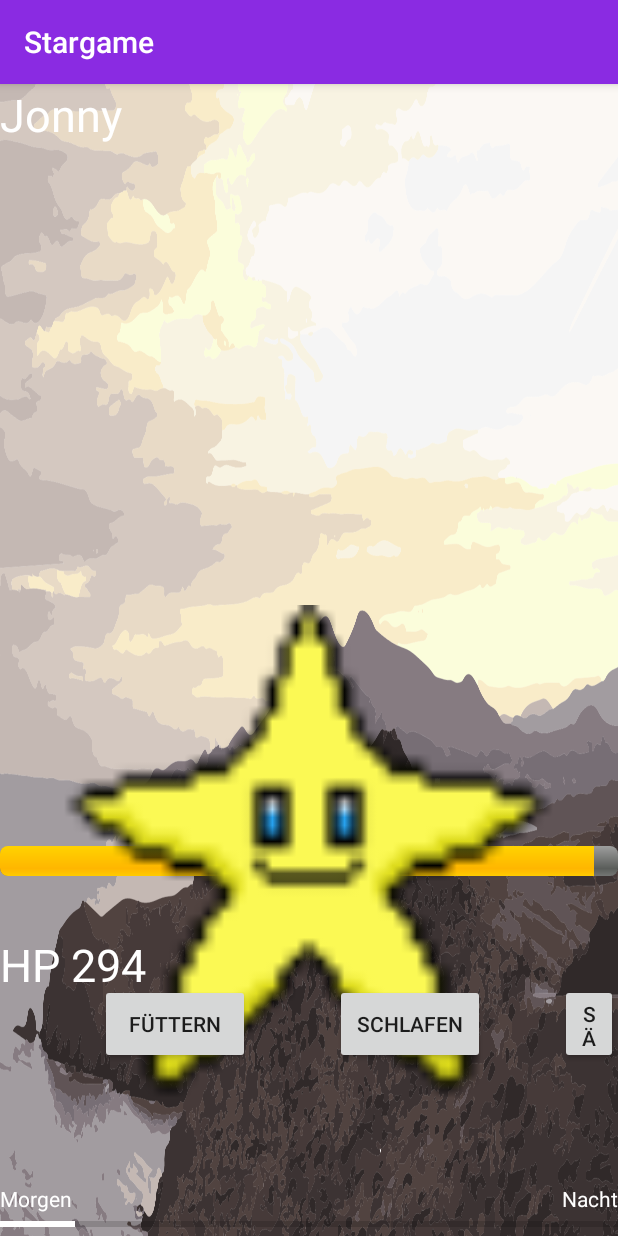
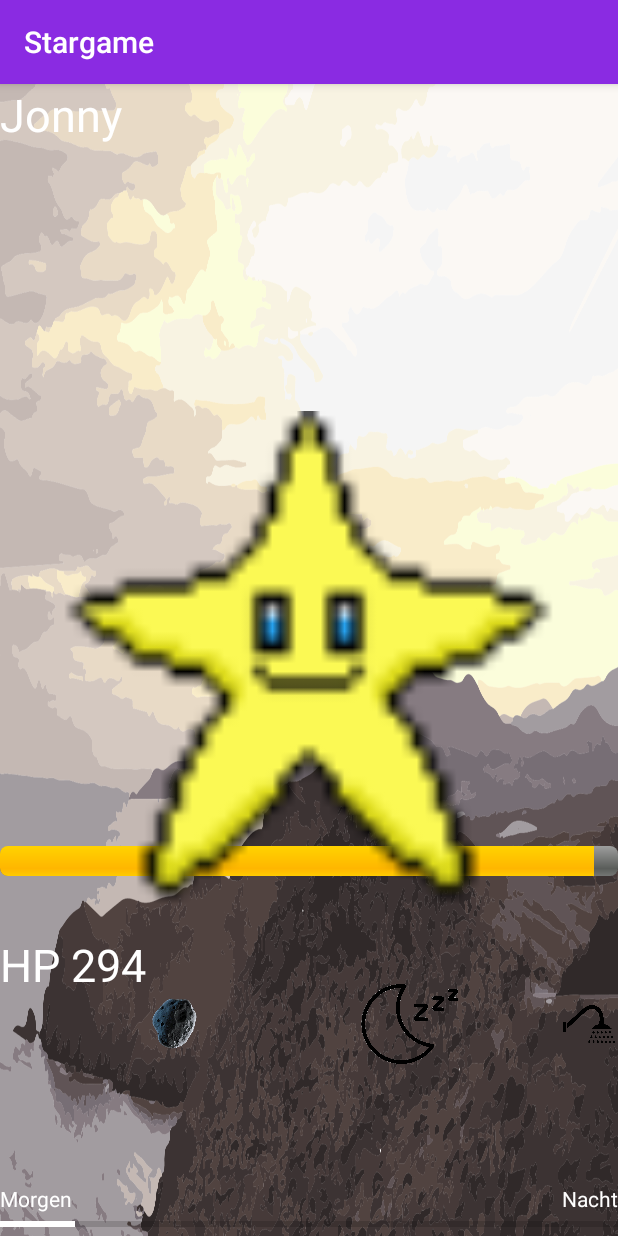
Before and after one commit to dennisbuckel/GameStar, an Android app: the GameActivity screen opened directly, with no data from a screen before it, on a phone screen of 412 x 824 dp. Run offline under Robolectric (Android 15) with nearby library versions, the phone set to English and light mode, and no system bars; Roboto replaces fonts that are not available here.

Commit message:
drag n drop buttons

```diff
--- a/app/src/main/java/com/example/stargame/GameActivity.java
+++ b/app/src/main/java/com/example/stargame/GameActivity.java
@@ -1,12 +1,18 @@
 package com.example.stargame;
 
+import android.content.ClipData;
+import android.content.ClipDescription;
 import android.content.Intent;
 import android.content.SharedPreferences;
+import android.graphics.Color;
 import android.icu.text.SimpleDateFormat;
 import android.media.MediaPlayer;
+import android.os.Build;
 import android.os.Bundle;
 import android.os.Handler;
 import android.util.Log;
+import android.view.DragEvent;
+import android.view.MotionEvent;
 import android.view.View;
 import android.widget.Button;
 import android.widget.ImageView;
@@ -19,15 +25,17 @@ import java.text.DateFormat;
 import java.util.Calendar;
 
 import androidx.appcompat.app.AppCompatActivity;
+import androidx.core.content.ContextCompat;
 
 import java.text.DateFormat;
 import java.util.Calendar;
 
-public class GameActivity extends AppCompatActivity implements View.OnClickListener {
+public class GameActivity extends AppCompatActivity implements View.OnDragListener, View.OnTouchListener{
 
-    Button fuettern;
-    Button schlafen;
-    Button saeubern;
+    ImageView fuettern;
+    ImageView schlafen;
+    ImageView saeubern;
+    ImageView destination;
 
     ProgressBar hpbar;
 
@@ -58,14 +66,19 @@ public class GameActivity extends AppCompatActivity implements View.OnClickListe
 
         hpbar = (ProgressBar)findViewById(R.id.hpbar);
 
-        fuettern = (Button) findViewById(R.id.fuettern);
-        schlafen = (Button) findViewById(R.id.schlafen);
-        saeubern = (Button) findViewById(R.id.saeubern);
+        fuettern = (ImageView) findViewById(R.id.fuettern);
+        schlafen = (ImageView) findViewById(R.id.schlafen);
+        saeubern = (ImageView) findViewById(R.id.saeubern);
+        destination = findViewById(R.id.imgDestination);
 
-        fuettern.setOnClickListener(this);
-        schlafen.setOnClickListener(this);
-        saeubern.setOnClickListener(this);
-        Button muedeButton = (Button) findViewById(R.id.schlafen);
+        fuettern.setOnTouchListener(this);
+        schlafen.setOnTouchListener(this);
+        saeubern.setOnTouchListener(this);
+        destination.setOnDragListener(this);
+
+
+
+        ImageView muedeButton = (ImageView) findViewById(R.id.schlafen);
         timer.run();
 
         namensAnzeige();
@@ -81,8 +94,8 @@ public class GameActivity extends AppCompatActivity implements View.OnClickListe
     private Runnable timer = new Runnable() {
         @Override
         public void run() {
-            Button muedeButton = (Button) findViewById(R.id.schlafen);
-            muedeButton.setText(zustand);
+            ImageView muedeButton = (ImageView) findViewById(R.id.schlafen);
+            //muedeButton.setText(zustand);
 
             if(backgroundIntervall == (5*2)){
                 showesBackgroundProzess += 3;
@@ -262,45 +275,6 @@ public class GameActivity extends AppCompatActivity implements View.OnClickListe
 
     }
 
-    @Override
-    public void onClick(View v) {
-        switch (v.getId()){
-            case R.id.fuettern:
-                if(zustand == "Aufwäcken") {
-
-                    Toast.makeText(GameActivity.this, "Sie müssen den Stern erst aufwäcken...", Toast.LENGTH_SHORT).show();
-
-                }else{
-
-                    testCharakter.isst();
-                    playEatingSound();
-
-                }
-                break;
-            case R.id.schlafen:
-                if(zustand == "Schlafen") {
-
-                    zustand = "Aufwäcken";
-
-                }else{
-
-                    zustand = "Schlafen";
-
-                }
-                break;
-            case R.id.saeubern:
-                if(zustand == "Aufwäcken") {
-
-                    Toast.makeText(GameActivity.this, "Sie müssen den Stern erst aufwäcken...", Toast.LENGTH_SHORT).show();
-
-                }else{
-
-                    testCharakter.wirdSauber();
-                    playWashingSound();
-                }
-                break;
-        }
-    }
     /**
      * Regelt die Abnutzung des Sternes
      */
@@ -523,5 +497,135 @@ public class GameActivity extends AppCompatActivity implements View.OnClickListe
     }
 
 
+    @Override
+    public boolean onDrag(View v, DragEvent event) {
+        switch (event.getAction()) {
+            case DragEvent.ACTION_DRAG_STARTED:
 
+                ((ImageView) v).setColorFilter(Color.YELLOW);
+
+
+                v.invalidate();
+                return true;
+
+            case DragEvent.ACTION_DRAG_ENTERED:
+
+                String clipData = event.getClipDescription().getLabel().toString();
+                switch (v.getId()) {
+                    case R.id.fuettern:
+                        if(zustand == "Aufwäcken") {
+
+                        Toast.makeText(GameActivity.this, "Sie müssen den Stern erst aufwäcken...", Toast.LENGTH_SHORT).show();
+
+                    }else{
+
+                        testCharakter.wirdSauber();
+                        playWashingSound();
+                    }
+                        ((ImageView) v).setColorFilter(ContextCompat.getColor(GameActivity.this, R.color.Silver), android.graphics.PorterDuff.Mode.MULTIPLY);
+                        break;
+                    case R.id.schlafen:
+                        if(zustand == "Schlafen") {
+
+                            zustand = "Aufwäcken";
+
+                        }else{
+
+                            zustand = "Schlafen";
+
+                        }
+                        ((ImageView) v).setColorFilter(ContextCompat.getColor(GameActivity.this, R.color.Silver), android.graphics.PorterDuff.Mode.MULTIPLY);
+                        break;
+                    case R.id.saeubern:
+                        if(zustand == "Aufwäcken") {
+
+                            Toast.makeText(GameActivity.this, "Sie müssen den Stern erst aufwäcken...", Toast.LENGTH_SHORT).show();
+
+                        }else{
+
+                            testCharakter.isst();
+                            playEatingSound();
+
+                        }
+                        ((ImageView) v).setColorFilter(ContextCompat.getColor(GameActivity.this, R.color.Silver), android.graphics.PorterDuff.Mode.MULTIPLY);
+                }
+
+                v.invalidate();
+                return true;
+
+            case DragEvent.ACTION_DRAG_LOCATION:
+                return true;
+
+            case DragEvent.ACTION_DRAG_EXITED:
+
+                ((ImageView) v).clearColorFilter();
+                ((ImageView) v).setColorFilter(Color.YELLOW);
+
+                v.invalidate();
+                return true;
+
+            case DragEvent.ACTION_DROP:
+
+
+                clipData = event.getClipDescription().getLabel().toString();
+                Toast.makeText(getApplicationContext(),clipData, Toast.LENGTH_SHORT).show();
+
+                v.invalidate();
+                return true;
+
+            case DragEvent.ACTION_DRAG_ENDED:
+
+
+                ((ImageView) v).clearColorFilter();
+                if (event.getResult()) {
+                    Toast.makeText(GameActivity.this, "Awesome!", Toast.LENGTH_SHORT).show();
+
+                } else {
+                    Toast.makeText(GameActivity.this, "Aw Snap! Try dropping it again", Toast.LENGTH_SHORT).show();
+                }
+                return true;
+
+            default:
+                return false;
+        }
+    }
+
+    @Override
+    public boolean onTouch(View v, MotionEvent event) {
+        View.DragShadowBuilder mShadow = new View.DragShadowBuilder(v);
+        ClipData.Item item = new ClipData.Item(v.getTag().toString());
+        String[] mimeTypes = {ClipDescription.MIMETYPE_TEXT_PLAIN};
+        ClipData data = new ClipData(v.getTag().toString(), mimeTypes, item);
+
+        switch (v.getId()) {
+            case R.id.schlafen:
+
+
+                if (Build.VERSION.SDK_INT >= Build.VERSION_CODES.N) {
+                    v.startDragAndDrop(data, mShadow, null, 0);
+                } else {
+                    v.startDrag(data, mShadow, null, 0);
+                }
+
+                break;
+            case R.id.fuettern:
+
+                if (Build.VERSION.SDK_INT >= Build.VERSION_CODES.N) {
+                    v.startDragAndDrop(data, mShadow, null, 0);
+                } else {
+                    v.startDrag(data, mShadow, null, 0);
+                }
+                break;
+
+            case R.id.saeubern  :
+                if (Build.VERSION.SDK_INT >= Build.VERSION_CODES.N) {
+                    v.startDragAndDrop(data, mShadow, null, 0);
+                } else {
+                    v.startDrag(data, mShadow, null, 0);
+                }
+                break;
+        }
+
+        return false;
+    }
 }
--- a/app/src/main/res/layout/gamelayout.xml
+++ b/app/src/main/res/layout/gamelayout.xml
@@ -6,29 +6,36 @@
     android:layout_height="match_parent"
     android:orientation="vertical">
 
-    <Button
+    <ImageView
         android:id="@+id/fuettern"
         android:layout_width="150px"
         android:layout_height="80px"
         android:layout_marginStart="100px"
         android:layout_marginTop="900px"
-        android:text="Füttern" />
+        android:src="@drawable/komet"
+        android:tag="food"
+        />
 
-    <Button
+    <ImageView
         android:id="@+id/schlafen"
         android:layout_width="150px"
         android:layout_height="80px"
         android:layout_marginStart="335px"
         android:layout_marginTop="900px"
-        android:visibility="visible" />
+        android:visibility="visible"
+        android:src="@drawable/schlafen"
+        android:tag="sleep"
+        />
 
-    <Button
+    <ImageView
         android:id="@+id/saeubern"
         android:layout_width="150px"
         android:layout_height="80px"
         android:layout_marginStart="560px"
         android:layout_marginTop="900px"
         android:text="Säubern"
+        android:src="@drawable/duschen"
+        android:tag="shower"
         />
 
     <TextView
@@ -85,13 +92,13 @@
         android:min="0" />
 
     <ImageView
-        android:id="@+id/imageView"
+        android:id="@+id/imgDestination"
         android:layout_width="346dp"
         android:layout_height="331dp"
-        android:layout_alignParentTop="true"
-        android:layout_centerHorizontal="true"
-        android:layout_marginTop="347dp"
-        app:srcCompat="@drawable/stern_phase3_1" />
+        android:layout_centerInParent="true"
+        android:tag="Destination"
+        app:srcCompat="@drawable/stern_phase3_1"
+        />
 
     <TextView
         android:id="@+id/schlafZ1"
```
Also changed, not shown: app/src/main/res/drawable/duschen.png (added), app/src/main/res/drawable/schlafen.png (added).
